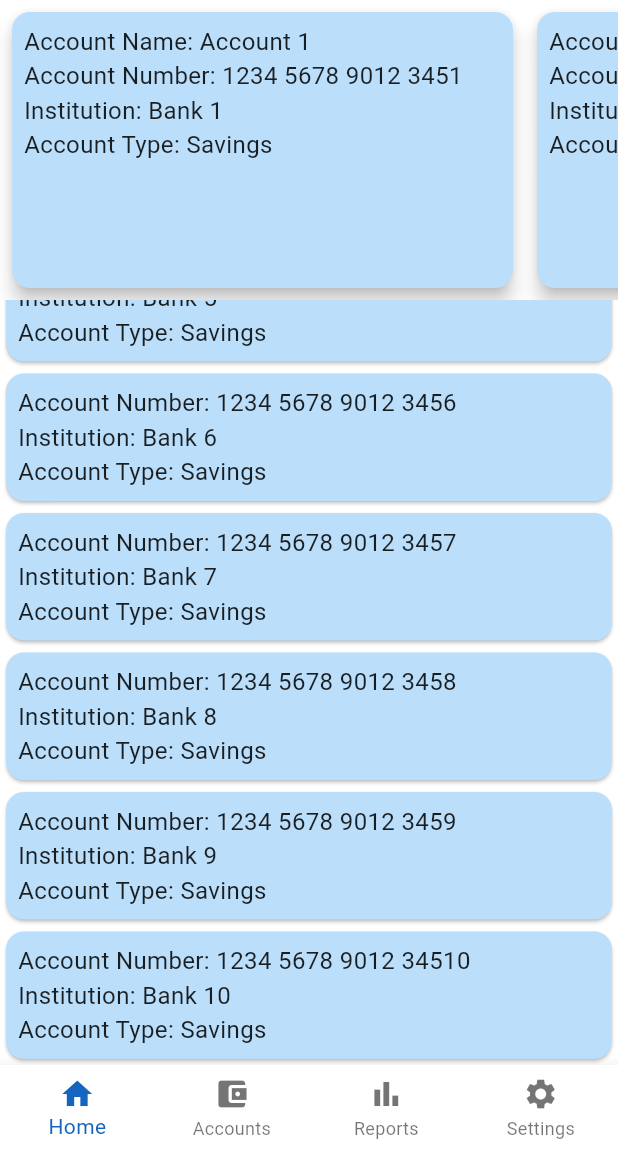
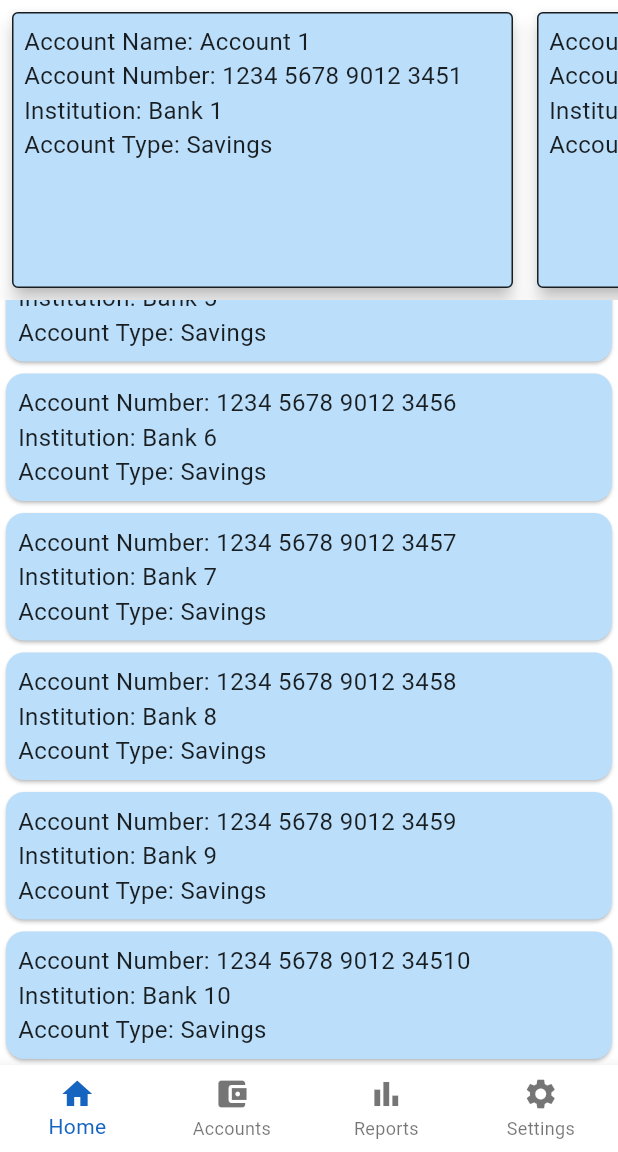
Before and after one commit to darlingson/makobili_flutter_app, a Flutter app: the screen it shows after launch, scrolled down 420 dp, on a phone screen of 412 x 824 dp, the part 84-1236 px from its top. Run offline on Flutter 3.47's test engine with Material 3 defaults, Android fonts, the phone set to English and light mode, and no system bars; Roboto replaces fonts that are missing (Hind).

Commit message:
reduced rounded corners

```diff
--- a/lib/components/balance_card.dart
+++ b/lib/components/balance_card.dart
@@ -24,6 +24,11 @@ class BalanceCard extends StatelessWidget {
         color: Colors.blue[100],
         elevation: 5,
         margin: const EdgeInsets.all(8),
+        shape: RoundedRectangleBorder(
+          borderRadius:
+              BorderRadius.circular(4.0), // Small radius for minimal rounding
+          side: const BorderSide(color: Colors.black87, width: 1.0), // Border
+        ),
         child: Padding(
           padding: const EdgeInsets.all(8.0),
           child: Column(
```
